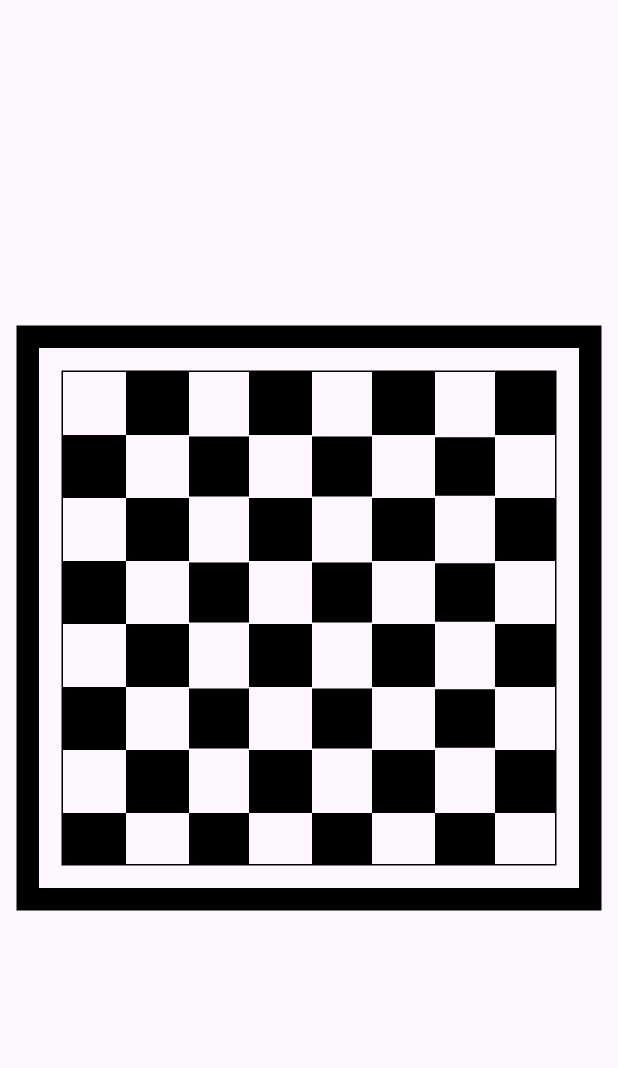
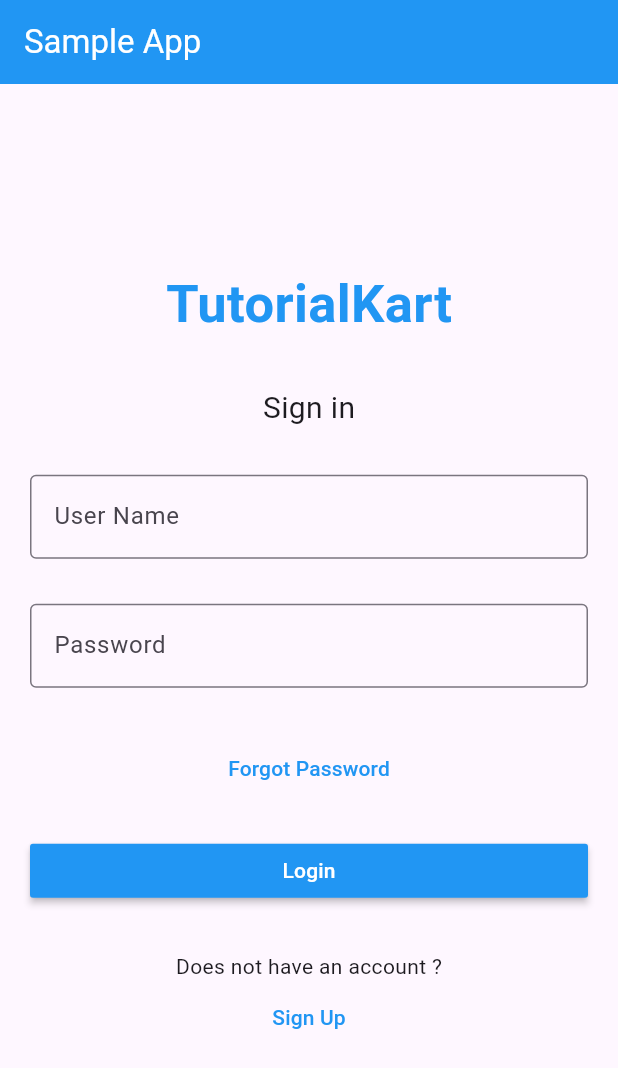
Before and after one commit to sadiqali4536/Flutter_Space, a Flutter app: the screen it shows after launch, on a phone screen of 412 x 824 dp. Shown: the top 1068 px of the screen. Run offline on Flutter 3.47's test engine with Material 3 defaults, Android fonts, the phone set to English and light mode, and no system bars.

Commit message:
18/9/2024

```diff
--- /dev/null
+++ b/lib/login page.dart
@@ -0,0 +1,110 @@
+import 'package:flutter/material.dart';
+
+class Loginpage extends StatefulWidget {
+  const Loginpage({super.key});
+
+  @override
+  State<Loginpage> createState() => _LoginpageState();
+}
+
+class _LoginpageState extends State<Loginpage> {
+  @override
+  Widget build(BuildContext context) {
+    return Scaffold(
+  appBar: AppBar(
+    title: Text('Sample App',
+    style: TextStyle(
+    color: Colors.white,
+    ),),
+    backgroundColor: Colors.blue,
+  ),
+body: Center(
+  child:  Column(
+  mainAxisAlignment: MainAxisAlignment.center,
+  crossAxisAlignment: CrossAxisAlignment.center,
+  children: [
+    Text(
+      'TutorialKart',
+      style:TextStyle(
+        fontSize: 35,
+        color: Colors.blue,
+        fontWeight: FontWeight.bold)
+      ) ,
+            SizedBox(
+              height: 30,
+            ),
+            Text(
+              "Sign in",
+              style: TextStyle(
+                fontSize: 20,
+              ),
+            ),
+            SizedBox(
+              height: 30,
+            ),
+            Form(
+                child: Column(
+              children: [
+                Padding(
+                  padding: EdgeInsets.symmetric(horizontal: 20),
+                  child: TextFormField(
+                    keyboardType: TextInputType.emailAddress,
+                    decoration: InputDecoration(
+                      labelText: "User Name",
+                      hintText: "Enter User Name",
+                      border: OutlineInputBorder(),
+                    ),
+                  ),
+                ),
+                SizedBox(
+                  height: 30,
+                ),
+                Padding(
+                  padding: EdgeInsets.symmetric(horizontal: 20),
+                  child: TextFormField(
+                    keyboardType: TextInputType.visiblePassword,
+                    decoration: InputDecoration(
+                      labelText: "Password",
+                      hintText: "Enter Your Password",
+                      border: OutlineInputBorder(),
+                    ),
+                  ),
+                ),
+                SizedBox(
+                  height: 30,
+                ),
+                MaterialButton(
+                  onPressed: () {},
+                  child: Text("Forgot Password"),
+                  textColor: Colors.blue,
+                ),
+                SizedBox(
+                  height: 20,
+                ),
+                Padding(
+                  padding: EdgeInsets.symmetric(horizontal: 20),
+                  child: MaterialButton(
+                    onPressed: () {},
+                    minWidth: double.infinity,
+                    child: Text("Login"),
+                    color: Colors.blue,
+                    textColor: Colors.white,
+                  ),
+                ),
+                SizedBox(
+                  height: 30,
+                ),
+                Text("Does not have an account ?"),
+                MaterialButton(
+                  onPressed: () {},
+                  child: Text("Sign Up"),
+                  textColor: Colors.blue,
+                )
+              ],
+            ))
+          ],
+        ),
+      ),
+    );
+  }
+}
--- a/lib/main.dart
+++ b/lib/main.dart
@@ -1,5 +1,7 @@
 import 'package:flutter/material.dart';
 import 'package:flutter_demo/Chess%20Board.dart';
+import 'package:flutter_demo/Onam.dart';
+import 'package:flutter_demo/login%20page.dart';
 
 void main() {
   runApp(const MyApp());
@@ -17,7 +19,7 @@ class MyApp extends StatelessWidget {
         colorScheme: ColorScheme.fromSeed(seedColor: Colors.deepPurple),
         useMaterial3: true,
       ),
-      home: ChessBoard(),
+      home: Loginpage(),
     );
   }
 }
```
Also changed, not shown: lib/Onam.dart (added, +81 -0 lines).
